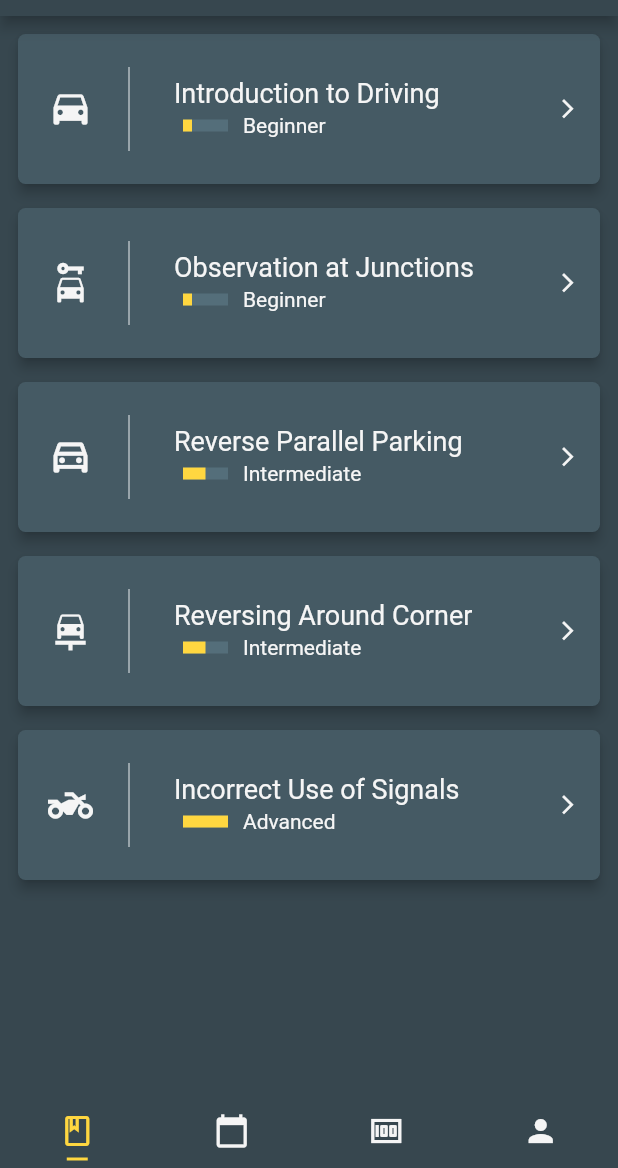
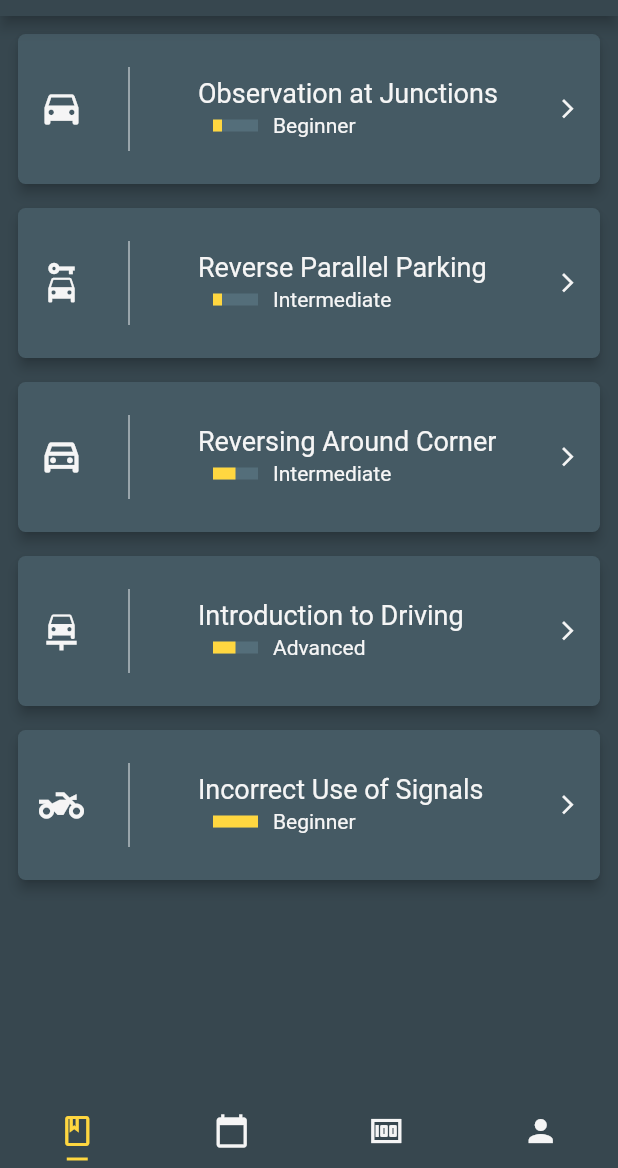
Before and after one commit to sofiabukovskaya/driving_app_flutter, a Flutter app: the screen it shows after launch, on a phone screen of 412 x 824 dp, the part 68-1236 px from its top. Run offline on Flutter 3.47's test engine with Material 2 defaults, Android fonts, the phone set to English and light mode, and no system bars; drawn by our look-alikes of percent_indicator.

Commit message:
Refactored code

```diff
--- /dev/null
+++ b/lib/repositories/models/title_lessons.dart
@@ -0,0 +1,19 @@
+import 'package:flutter/material.dart';
+import 'package:flutter/widgets.dart';
+
+class TitleLesson {
+  final String title;
+  final String levelLesson;
+  final IconData icon;
+  final double percent;
+  TitleLesson({@required this.title, @required this.levelLesson, @required this.icon, @required this.percent});
+
+  static List<TitleLesson> lessons = <TitleLesson>[
+    TitleLesson(title: 'Observation at Junctions', levelLesson: 'Beginner', icon: Icons.drive_eta, percent: 0.2),
+    TitleLesson(title: "Reverse Parallel Parking", levelLesson: "Intermediate", icon: Icons.car_rental, percent: 0.2),
+    TitleLesson(
+        title: "Reversing Around Corner", levelLesson: "Intermediate", icon: Icons.drive_eta_outlined, percent: 0.5),
+    TitleLesson(title: "Introduction to Driving", levelLesson: "Advanced", icon: Icons.car_repair, percent: 0.5),
+    TitleLesson(title: "Incorrect Use of Signals", levelLesson: "Beginner", icon: Icons.two_wheeler, percent: 1),
+  ];
+}
--- a/lib/src/lessonsDriving.dart
+++ /dev/null
@@ -1,140 +0,0 @@
-
-import 'package:flutter/material.dart';
-import 'package:flutter/widgets.dart';
-import 'package:percent_indicator/percent_indicator.dart';
-import 'package:drive_project_flutter/src/infoPageDriving.dart';
-
-class App extends StatefulWidget {
-  createState() {
-    return AppState();
-  }
-}
-
-class AppState extends State<App> {
-
-  List<TitleLessons> titlesList = [TitleLessons("Introduction to Driving", "Beginner"),
-TitleLessons("Observation at Junctions", "Beginner"), TitleLessons("Reverse Parallel Parking", "Intermediate"),
-TitleLessons("Reversing Around Corner", "Intermediate"), TitleLessons("Incorrect Use of Signals", "Advanced")];
-final List<IconData> icons = [Icons.drive_eta, Icons.car_rental, Icons.drive_eta_outlined, Icons.car_repair, Icons.two_wheeler];
-final List<double> percents =  [0.2, 0.2, 0.5,0.5,1];
-  Widget build(context) {
-    return MaterialApp(
-      debugShowCheckedModeBanner: false,
-      theme: ThemeData(
-        primaryColor: Color(0xFF37474F),
-      ),
-      home: DefaultTabController(
-        length: 4,
-        child: Scaffold(
-          appBar: AppBar(
-            title: Text(
-              'Lessons',
-            ),
-            centerTitle: true,
-            actions: <Widget>[
-              IconButton(icon: Icon(Icons.list), onPressed: (){})
-            ],
-          ),
-          backgroundColor: Color(0xFF37474F),
-          body: TabBarView(
-            children: [
-              Container(
-                child: ListView.separated(
-                  padding: const EdgeInsets.all(8),
-                  itemCount: titlesList.length,
-                  separatorBuilder: (BuildContext context, int index){
-                    return SizedBox(
-                      height: 8,
-                    );
-                  },
-                  itemBuilder: (BuildContext context, int index) {
-                    return Card(
-                      elevation: 3.5,
-                      shape: RoundedRectangleBorder(
-                          borderRadius: BorderRadius.circular(5)
-                      ) ,
-                      color: Colors.blueGrey[700],
-                      child: ListTile(
-                        contentPadding: const EdgeInsets.all(14.0),
-                        leading: Row(
-                          mainAxisSize: MainAxisSize.min,
-                          children: [
-                            Transform.translate(offset: Offset(6,0), child: Icon(icons[index], size: 30.0, color: Colors.grey[100])),
-                            VerticalDivider(color: Colors.blueGrey[50], width: 60,),
-                          ],
-                        ),
-                        title: Transform(
-                          transform:Matrix4.translationValues(-16, 0.0, 0.0),
-                          child:Text(titlesList[index].title, style: TextStyle(fontSize: 18, color: Colors.grey[100])),
-                        ),
-                        onTap: () {
-                          Navigator.push(context,
-                              MaterialPageRoute(builder: (context) => InfoPageDrivingState(textTitle: titlesList[index].title,
-                                levelDriver: titlesList[index].levelLesson, iconData:Icon(icons[index], size: 30.0, color: Colors.grey[100]), percents: percents[index],  )
-                              ));
-                        },
-                        subtitle: Row (
-                          children: <Widget>[
-                            Container(
-                              transform: Matrix4.translationValues(-20, 0.0, 0.0),
-                              child: LinearPercentIndicator(
-                                width: 50,
-                                lineHeight: 8,
-                                animation: true,
-                                progressColor: Colors.amberAccent,
-                                backgroundColor: Colors.blueGrey[600],
-                                percent: percents[index],
-                                trailing: Text(titlesList[index].levelLesson, style: TextStyle(fontSize: 14, color: Colors.grey[100]))
-                              ),
-                            )
-                          ],
-                        ),
-                        trailing: Icon(Icons.arrow_forward_ios, size: 15.0, color: Colors.grey[100]),
-                      ),
-                    );
-                  },
-                ),
-              ),
-              Container(
-                color: Colors.indigo[200],
-              ),
-              Container(
-                color: Colors.purple[300],
-              ),
-              Container(
-                color: Colors.deepPurple[300]
-              )
-            ],
-          ),
-          bottomNavigationBar: TabBar(
-            tabs: [
-              Tab(
-                icon: Icon(Icons.book_outlined),
-              ),
-              Tab(
-                icon: Icon(Icons.calendar_today),
-              ),
-              Tab(
-                icon: Icon(Icons.money_outlined),
-              ),
-              Tab(
-                icon: Icon(Icons.person),
-              )
-            ],
-            labelColor: Colors.amberAccent,
-            unselectedLabelColor: Colors.grey[100],
-            indicatorSize: TabBarIndicatorSize.label,
-            indicatorPadding: EdgeInsets.all(5),
-            indicatorColor: Colors.amberAccent,
-          ),
-        ),
-      ),
-    );
-  }
-}
-
-class TitleLessons {
-  String title;
-  String levelLesson;
-  TitleLessons(this.title, this.levelLesson);
-}
--- /dev/null
+++ b/lib/ui/current_lesson_page/info_driving_page.dart
@@ -0,0 +1,33 @@
+
+import 'package:drive_project_flutter/ui/current_lesson_page/header_of_page/appbar_item.dart';
+import 'package:drive_project_flutter/ui/current_lesson_page/info_lesson/info_about_lesson_item.dart';
+import 'package:flutter/material.dart';
+import 'package:percent_indicator/percent_indicator.dart';
+
+class InfoPageDrivingState extends StatelessWidget {
+  final String textTitle;
+  final String levelDriver;
+  final Icon iconData;
+  final double percents;
+
+  InfoPageDrivingState(
+      {Key key, @required this.textTitle, this.levelDriver, this.iconData, this.percents})
+      : super(key: key);
+
+  @override
+  Widget build(BuildContext context) {
+    return MaterialApp(
+      debugShowCheckedModeBanner: false,
+      theme: ThemeData(
+        primaryColor: Color(0xFF37474F),
+      ),
+      home: Scaffold(
+        appBar: PreferredSize(
+          preferredSize: Size.fromHeight(340),
+          child: AppBarItem(),
+        ),
+        body: InfoLessonItem()
+      ),
+    );
+  }
+}
--- /dev/null
+++ b/lib/ui/main_page/lessons_page/lessons_item.dart
@@ -0,0 +1,64 @@
+
+import 'package:drive_project_flutter/repositories/models/title_lessons.dart';
+import 'package:drive_project_flutter/ui/current_lesson_page/info_driving_page.dart';
+import 'package:flutter/material.dart';
+import 'package:percent_indicator/linear_percent_indicator.dart';
+
+
+
+class LessonsItem extends StatelessWidget {
+  final TitleLesson lesson;
+
+  const LessonsItem({Key key, @required this.lesson}) : super(key: key);
+
+  @override
+  Widget build(BuildContext context) {
+    return Card(
+      elevation: 3.5,
+      shape: RoundedRectangleBorder(borderRadius: BorderRadius.circular(5)),
+      color: Colors.blueGrey[700],
+      child: ListTile(
+        contentPadding: const EdgeInsets.all(14.0),
+        leading: Row(
+          mainAxisSize: MainAxisSize.min,
+          children: [
+            Icon(lesson.icon, size: 30.0, color: Colors.grey[100]),
+            VerticalDivider(
+              color: Colors.blueGrey[50],
+              width: 60,
+            ),
+          ],
+        ),
+        title: Text(lesson.title, style: TextStyle(fontSize: 18, color: Colors.grey[100])),
+        onTap: () {
+          Navigator.push(
+            context,
+            MaterialPageRoute(
+              builder: (context) => InfoPageDrivingState(
+                textTitle: lesson.title,
+                levelDriver: lesson.levelLesson,
+                iconData: Icon(lesson.icon, size: 30.0, color: Colors.grey[100]),
+                percents: lesson.percent,
+              ),
+            ),
+          );
+        },
+        subtitle: Row(
+          children: <Widget>[
+            Container(
+              child: LinearPercentIndicator(
+                  width: 50,
+                  lineHeight: 8,
+                  animation: true,
+                  progressColor: Colors.amberAccent,
+                  backgroundColor: Colors.blueGrey[600],
+                  percent: lesson.percent,
+                  trailing: Text(lesson.levelLesson, style: TextStyle(fontSize: 14, color: Colors.grey[100]))),
+            )
+          ],
+        ),
+        trailing: Icon(Icons.arrow_forward_ios, size: 15.0, color: Colors.grey[100]),
+      ),
+    );
+  }
+}
--- /dev/null
+++ b/lib/ui/main_page/lessons_page/lessons_page.dart
@@ -0,0 +1,24 @@
+import 'package:drive_project_flutter/repositories/models/title_lessons.dart';
+import 'package:flutter/material.dart';
+import 'package:flutter/widgets.dart';
+
+import 'lessons_item.dart';
+
+class LessonsPage extends StatelessWidget {
+  final List<TitleLesson> lessons = TitleLesson.lessons;
+
+  Widget _lessonsList() {
+    return ListView.separated(
+        padding: const EdgeInsets.all(8),
+        itemCount: lessons.length,
+        separatorBuilder: (BuildContext context, int index) {
+          return SizedBox(
+            height: 8,
+          );
+        },
+        itemBuilder: (BuildContext context, int index) => LessonsItem(lesson: lessons[index]));
+  }
+
+  @override
+  Widget build(BuildContext context) => _lessonsList();
+}
--- /dev/null
+++ b/lib/ui/main_page/main_page.dart
@@ -0,0 +1,64 @@
+import 'package:flutter/material.dart';
+import 'package:flutter/widgets.dart';
+
+import 'lessons_page/lessons_page.dart';
+
+class MainPage extends StatefulWidget {
+  MainPageState createState() => MainPageState();
+}
+
+class MainPageState extends State<MainPage> {
+  final List<Widget> pages = <Widget>[
+    LessonsPage(),
+    Container(color: Colors.red),
+    Container(color: Colors.green),
+    Container(color: Colors.blue),
+  ];
+
+  Widget _tabBarView() => TabBarView(children: pages);
+
+  Widget _tabBar() {
+    return TabBar(
+      tabs: [
+        Tab(
+          icon: Icon(Icons.book_outlined),
+        ),
+        Tab(
+          icon: Icon(Icons.calendar_today),
+        ),
+        Tab(
+          icon: Icon(Icons.money_outlined),
+        ),
+        Tab(
+          icon: Icon(Icons.person),
+        )
+      ],
+      labelColor: Colors.amberAccent,
+      unselectedLabelColor: Colors.grey[100],
+      indicatorSize: TabBarIndicatorSize.label,
+      indicatorPadding: EdgeInsets.all(5),
+      indicatorColor: Colors.amberAccent,
+    );
+  }
+
+  Widget build(context) {
+    return MaterialApp(
+      debugShowCheckedModeBanner: false,
+      theme: ThemeData(primaryColor: Color(0xFF37474F)),
+      home: DefaultTabController(
+        length: 4,
+        child: Scaffold(
+            appBar: AppBar(
+              title: Text(
+                'Lessons',
+              ),
+              centerTitle: true,
+              actions: <Widget>[IconButton(icon: Icon(Icons.list), onPressed: () {})],
+            ),
+            backgroundColor: Color(0xFF37474F),
+            body: _tabBarView(),
+            bottomNavigationBar: _tabBar()),
+      ),
+    );
+  }
+}
```
Also changed, not shown: lib/main.dart (+3 -4 lines), lib/src/infoPageDriving.dart (deleted, +0 -116 lines), lib/ui/current_lesson_page/header_of_page/appbar_item.dart (added, +33 -0 lines), lib/ui/current_lesson_page/header_of_page/text_appbar.dart (added, +62 -0 lines), lib/ui/current_lesson_page/info_lesson/info_about_lesson_item.dart (added, +38 -0 lines), 1 other file.
